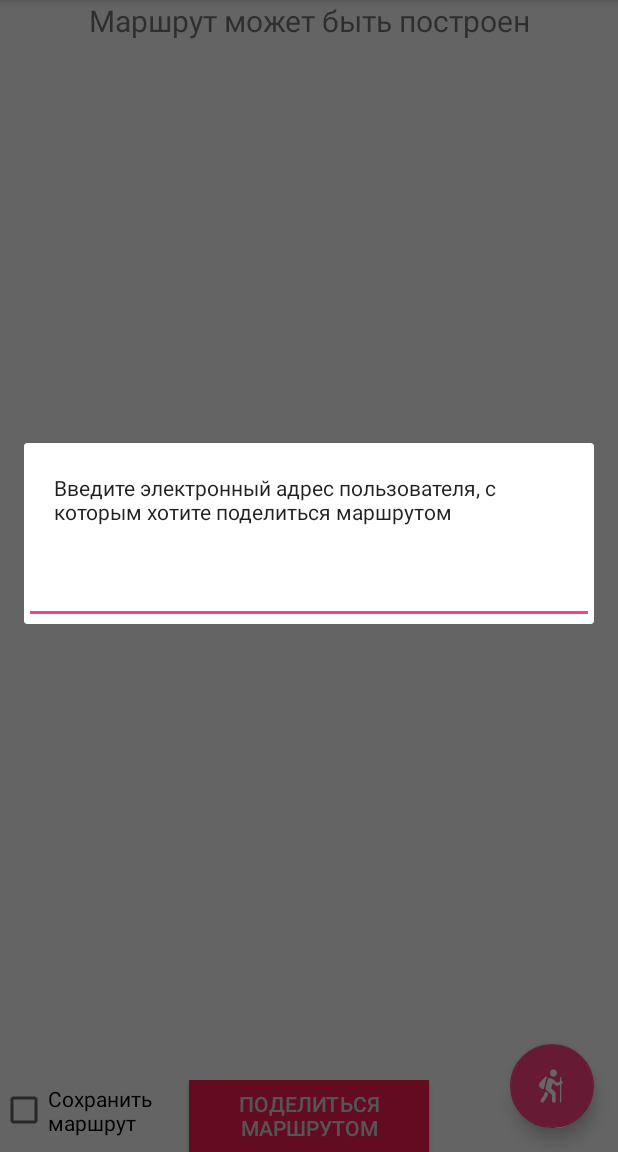
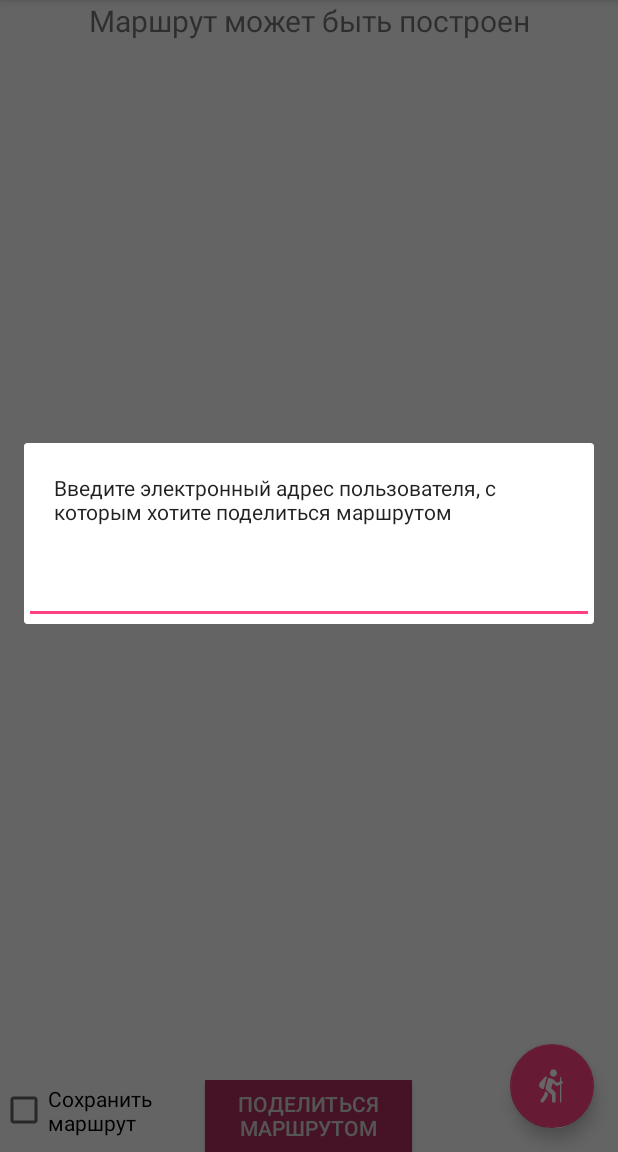
Before and after one commit to ELezov/Android-Aurora, an Android app: the MakeTravelNextActivity screen opened directly, with no data from a screen before it, after a tap on "ПОДЕЛИТЬСЯ МАРШРУТОМ", on a phone screen of 412 x 824 dp, the part 84-1236 px from its top. Run offline under Robolectric (Android 15) with nearby library versions, the phone set to English and light mode, and no system bars.

Commit message:
исправлена передача

```diff
--- a/app/src/main/java/com/aurora/elezov/myapplication/Social/RouteSaverAPI.java
+++ b/app/src/main/java/com/aurora/elezov/myapplication/Social/RouteSaverAPI.java
@@ -19,8 +19,5 @@ public interface RouteSaverAPI {
 
    @FormUrlEncoded
    @POST("api/Routes")
-        //Call<UserInfoDetail> PostUserInfo(@Field("mail") String EMAIL);
    Call<ResponseBody> RouteSaverDetail(@Field("id") int SOMEID, @Field("route") String EMAIL, @Field("user_id") int USERID);
-   //Call<ResponseBody> RouteSaverDetail(@Path("id") String postfix, @Body RequestBody params);
-    //Call<> loadRepo();
 }
--- a/app/src/main/java/com/aurora/elezov/myapplication/Social/UserInfoAPI.java
+++ b/app/src/main/java/com/aurora/elezov/myapplication/Social/UserInfoAPI.java
@@ -12,7 +12,6 @@ import retrofit2.Call;
 public interface UserInfoAPI {
     @FormUrlEncoded
     @POST("api/Users")
-        //Call<UserInfoDetail> PostUserInfo(@Field("mail") String EMAIL);
     Call<UserInfoDetail> PostUserInfo(@Field("id") int SOMEID, @Field("mail") String EMAIL);
-    //Call<> loadRepo();
+
 }
--- a/app/src/main/res/layout/activity_make_travel_next.xml
+++ b/app/src/main/res/layout/activity_make_travel_next.xml
@@ -41,10 +41,10 @@
 
     <Button
         android:id="@+id/ShareButton"
-        android:layout_width="160dp"
+        android:layout_width="138dp"
         android:layout_height="wrap_content"
         android:layout_gravity="bottom|center_horizontal"
-        android:background="@color/colorPrimary"
+        android:background="@color/AuroraMainColor"
         android:onClick="ShareClick"
         android:text="Поделиться маршрутом"
         android:textColor="@color/vk_white" />
--- a/app/src/main/res/layout/item_row.xml
+++ b/app/src/main/res/layout/item_row.xml
@@ -16,7 +16,7 @@
 
         <TextView
             android:id="@+id/rvroute"
-            android:layout_width="wrap_content"
+            android:layout_width="match_parent"
             android:layout_height="wrap_content"
             android:gravity="left"
             android:padding="10dp"
--- a/app/src/main/res/values/strings.xml
+++ b/app/src/main/res/values/strings.xml
@@ -1,6 +1,6 @@
 <resources>
     <string name="app_name">Aurora</string>
-    <integer name="com_vk_sdk_AppId">5900602</integer>
+    <integer name="com_vk_sdk_AppId">5900837</integer>
 
     <string name="navigation_drawer_open">Open navigation drawer</string>
     <string name="navigation_drawer_close">Close navigation drawer</string>
```
Also changed, not shown: app/src/main/java/com/aurora/elezov/myapplication/MainActivity.java (+12 -4 lines), app/src/main/java/com/aurora/elezov/myapplication/MakeTravelNextActivity.java (+10 -5 lines). Lines whose indentation alone changed are shown as unchanged.
